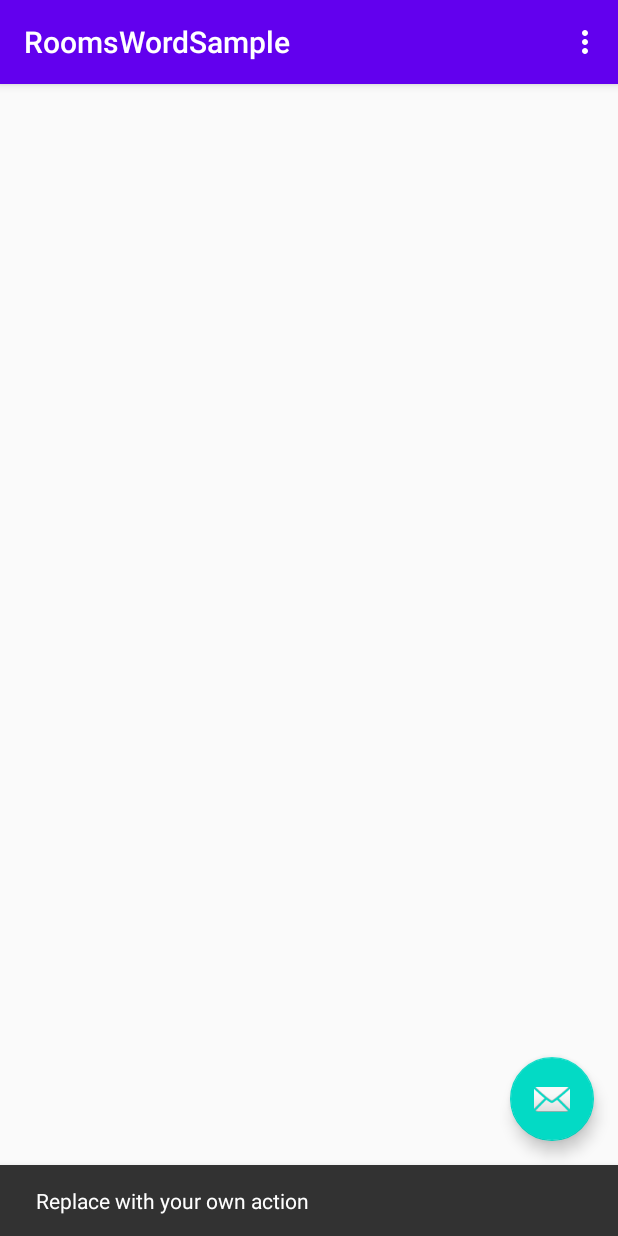
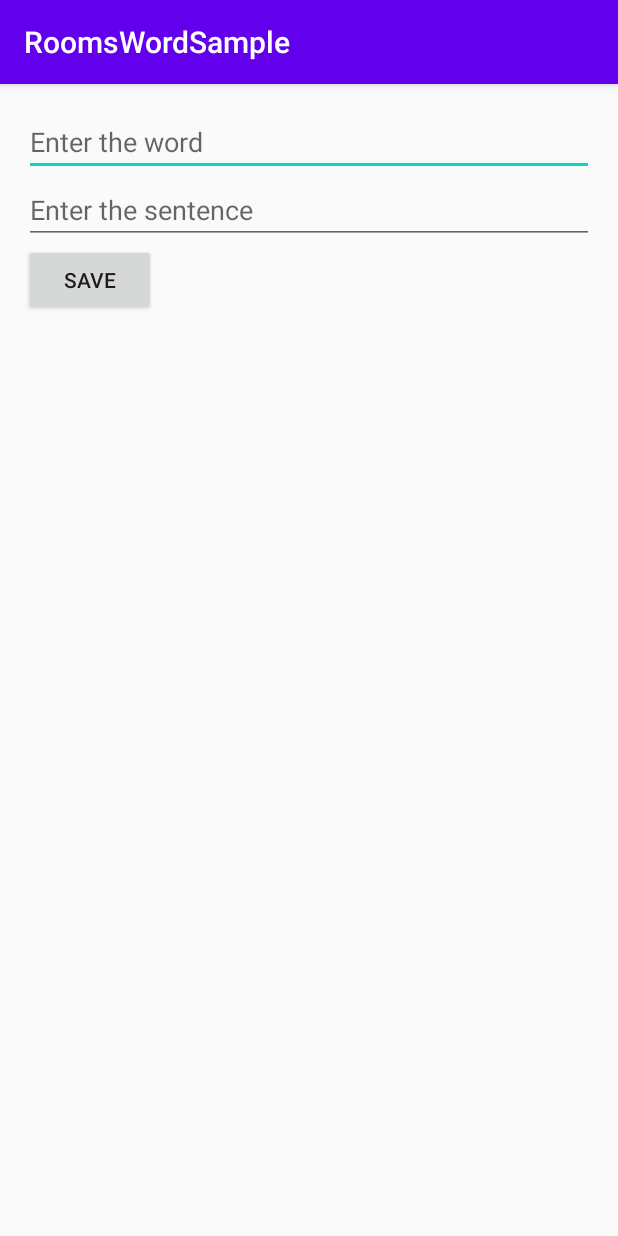
Before and after one commit to wanmuz86/android-room-2020, an Android app: the screen it shows after launch (MainActivity before the commit, AddActivity after it), after a tap on an icon or button, on a phone screen of 412 x 824 dp. Run offline under Robolectric (Android 15) with nearby library versions, the phone set to English and light mode, and no system bars.

Commit message:
add item

```diff
--- a/app/src/main/AndroidManifest.xml
+++ b/app/src/main/AndroidManifest.xml
@@ -9,6 +9,7 @@
         android:roundIcon="@mipmap/ic_launcher_round"
         android:supportsRtl="true"
         android:theme="@style/AppTheme">
+        <activity android:name=".AddActivity"></activity>
         <activity
             android:name=".MainActivity"
             android:label="@string/app_name"
--- /dev/null
+++ b/app/src/main/java/my/com/anak2u/roomswordsample/AddActivity.java
@@ -0,0 +1,14 @@
+package my.com.anak2u.roomswordsample;
+
+import androidx.appcompat.app.AppCompatActivity;
+
+import android.os.Bundle;
+
+public class AddActivity extends AppCompatActivity {
+
+    @Override
+    protected void onCreate(Bundle savedInstanceState) {
+        super.onCreate(savedInstanceState);
+        setContentView(R.layout.activity_add);
+    }
+}
--- a/app/src/main/java/my/com/anak2u/roomswordsample/MainActivity.java
+++ b/app/src/main/java/my/com/anak2u/roomswordsample/MainActivity.java
@@ -1,5 +1,6 @@
 package my.com.anak2u.roomswordsample;
 
+import android.content.Intent;
 import android.os.Bundle;
 
 import com.google.android.material.floatingactionbutton.FloatingActionButton;
@@ -34,8 +35,16 @@ public class MainActivity extends AppCompatActivity {
         fab.setOnClickListener(new View.OnClickListener() {
             @Override
             public void onClick(View view) {
-                Snackbar.make(view, "Replace with your own action", Snackbar.LENGTH_LONG)
-                        .setAction("Action", null).show();
+               Intent intent = new Intent(MainActivity.this,
+                       AddActivity.class);
+
+               // This is required because we expect AddActivity
+                // to pass back the
+                // info entered on second page..
+                // Then we will save that info on the database...
+                // We create a subActivity in thi scenario
+               startActivityForResult(intent,1);
+
             }
         });
 
--- /dev/null
+++ b/app/src/main/res/layout/activity_add.xml
@@ -0,0 +1,25 @@
+<?xml version="1.0" encoding="utf-8"?>
+<LinearLayout xmlns:android="http://schemas.android.com/apk/res/android"
+    xmlns:app="http://schemas.android.com/apk/res-auto"
+    xmlns:tools="http://schemas.android.com/tools"
+    android:layout_width="match_parent"
+    android:layout_height="match_parent"
+    android:orientation="vertical"
+    android:padding="16dp"
+    tools:context=".AddActivity">
+    <EditText
+        android:layout_width="match_parent"
+        android:layout_height="wrap_content"
+        android:hint="Enter the word"
+        android:id="@+id/wordEditText"/>
+    <EditText
+        android:layout_width="match_parent"
+        android:layout_height="wrap_content"
+        android:hint="Enter the sentence"
+        android:id="@+id/sentenceEditText"/>
+    <Button
+        android:layout_width="wrap_content"
+        android:layout_height="wrap_content"
+        android:text="Save"/>
+
+</LinearLayout>
```
